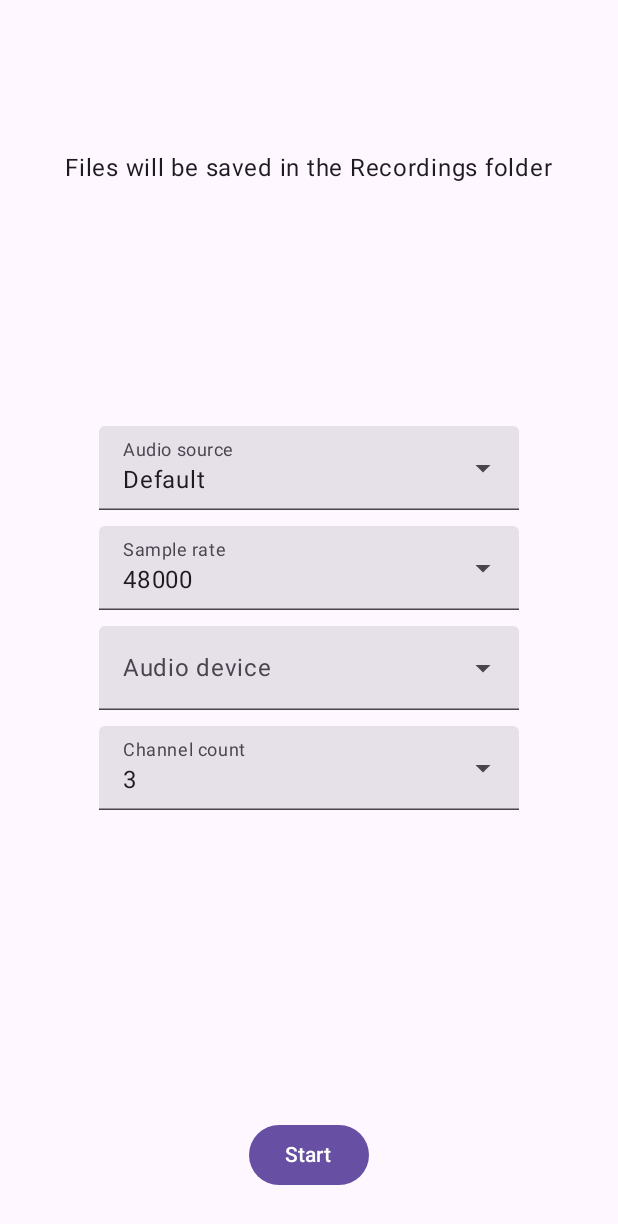
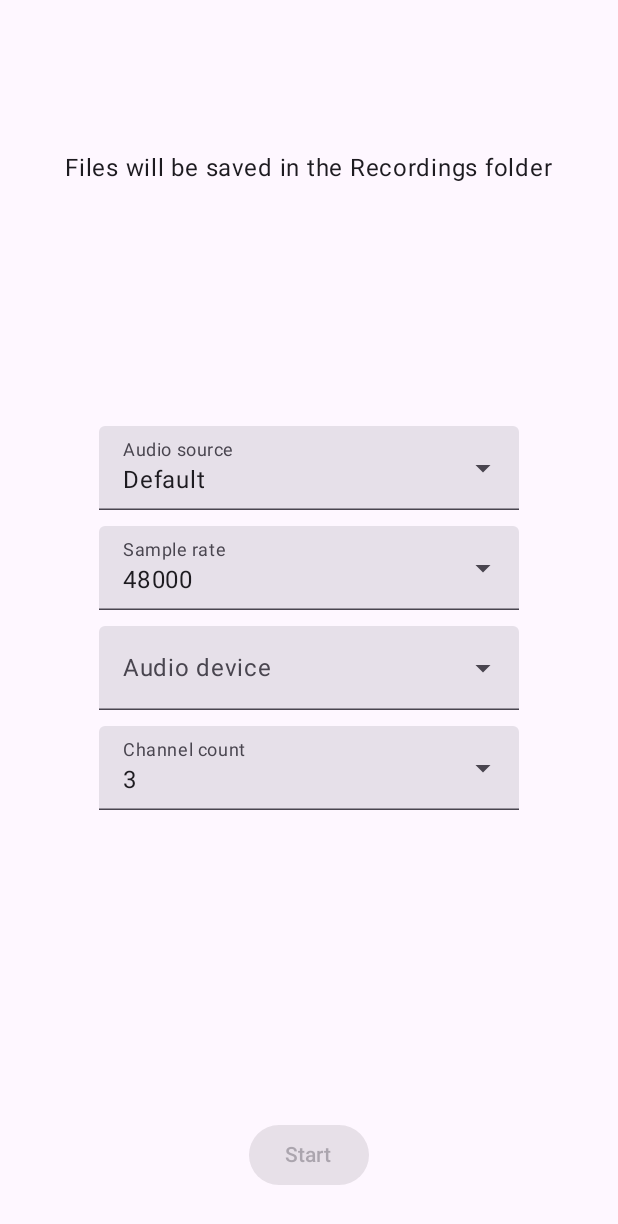
Before and after one commit to jonnemakinen/audio-recorder, an Android app built with Jetpack Compose: the composable RecordingView shown on its own in the app's theme, on a phone screen of 412 x 824 dp. Shown: the top 1224 px of the screen. Run offline under Robolectric (Android 15) with nearby library versions, the phone set to English and light mode, and no system bars; network calls fail.

Commit message:
Disable recording button when no Audio recording permission

```diff
--- a/app/src/main/java/com/jonnemakinen/audiorecorder/MainActivity.kt
+++ b/app/src/main/java/com/jonnemakinen/audiorecorder/MainActivity.kt
@@ -58,7 +58,10 @@ class MainActivity : ComponentActivity() {
                 modifier = Modifier.fillMaxSize(),
                 color = MaterialTheme.colorScheme.background
             ) {
-                RecordingView(state = recordingManager.recordingState)
+                RecordingView(
+                    state = recordingManager.recordingState,
+                    permissionsGranted = permissionsGranted
+                )
             }
         }
     }
--- a/app/src/main/java/com/jonnemakinen/audiorecorder/ui/views/RecordingSettingsView.kt
+++ b/app/src/main/java/com/jonnemakinen/audiorecorder/ui/views/RecordingSettingsView.kt
@@ -11,7 +11,11 @@ import androidx.compose.ui.unit.dp
 import com.jonnemakinen.audiorecorder.recorder.RecorderStateHolder
 
 @Composable
-fun RecordingSettingsView(recordingState: RecorderStateHolder, modifier: Modifier = Modifier) {
+fun RecordingSettingsView(
+    recordingState: RecorderStateHolder,
+    modifier: Modifier = Modifier,
+    permissionsGranted: Boolean
+) {
     Box(modifier = modifier.fillMaxSize()) {
         Text(
             modifier = Modifier
@@ -35,7 +39,10 @@ fun RecordingSettingsView(recordingState: RecorderStateHolder, modifier: Modifie
 
         }
         Button(
-            modifier = Modifier.align(Alignment.BottomCenter).padding(bottom = 30.dp),
+            modifier = Modifier
+                .align(Alignment.BottomCenter)
+                .padding(bottom = 30.dp),
+            enabled = permissionsGranted,
             onClick = { recordingState.startRecording() }) {
             Text("Start")
         }
@@ -46,5 +53,5 @@ fun RecordingSettingsView(recordingState: RecorderStateHolder, modifier: Modifie
 @Composable
 @Preview
 fun RecordingSettingsViewPreview() {
-    RecordingSettingsView(RecorderStateHolder())
+    RecordingSettingsView(RecorderStateHolder(), permissionsGranted = true)
 }
--- a/app/src/main/java/com/jonnemakinen/audiorecorder/ui/views/RecordingView.kt
+++ b/app/src/main/java/com/jonnemakinen/audiorecorder/ui/views/RecordingView.kt
@@ -18,13 +18,13 @@ import com.jonnemakinen.audiorecorder.ui.views.RecordingSettingsView
 
 
 @Composable
-fun RecordingView(state: RecorderStateHolder) {
+fun RecordingView(state: RecorderStateHolder, permissionsGranted: Boolean) {
     Box(modifier = Modifier.fillMaxSize()) {
 
         if (state.state == RecordingState.Recording) {
             RecordingOngoingView(state = state)
         } else if (state.state == RecordingState.Idle) {
-            RecordingSettingsView(recordingState = state)
+            RecordingSettingsView(recordingState = state, permissionsGranted = permissionsGranted)
         } else {
             CircularProgressIndicator(modifier = Modifier.align(Alignment.Center))
         }
@@ -35,5 +35,5 @@ fun RecordingView(state: RecorderStateHolder) {
 @Composable
 @Preview
 fun RecordingViewPreview() {
-    RecordingView(RecorderStateHolder())
+    RecordingView(RecorderStateHolder(), permissionsGranted = true)
 }
```
